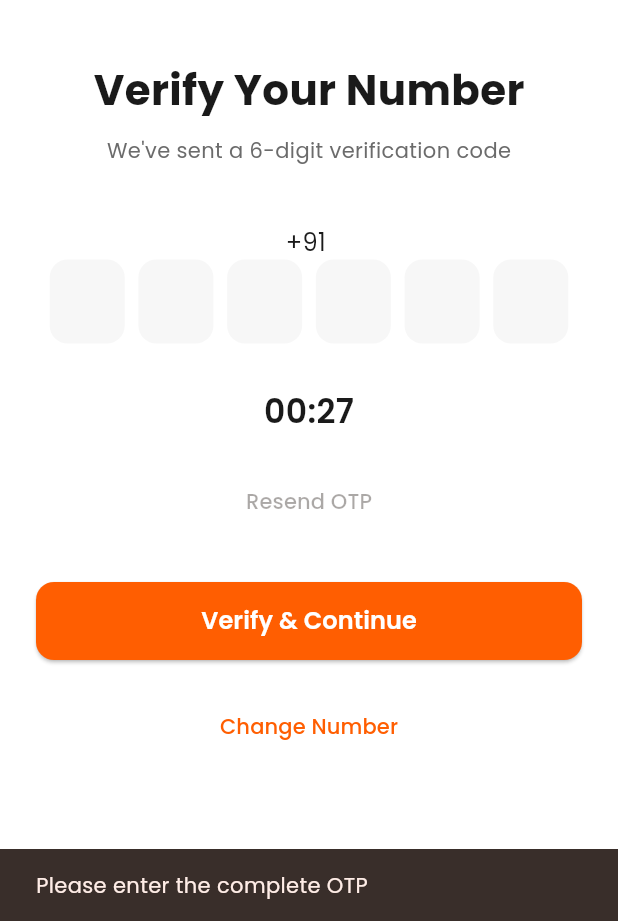
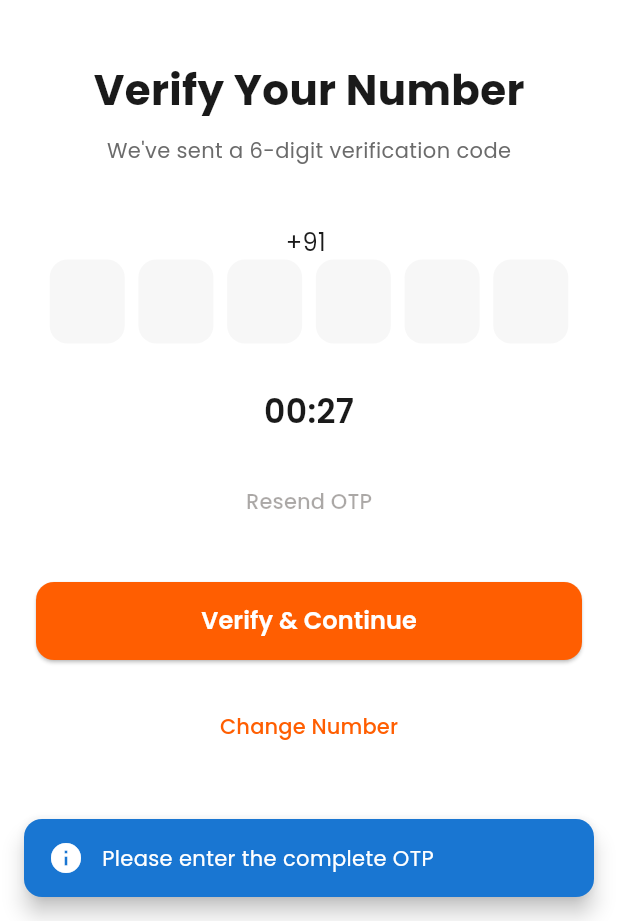
Before and after one commit to Abhinivesh-TBB/FoodyShopy-Customer, a Flutter app: the OtpScreen screen opened by its route, after a tap on "Verify & Continue", on a phone screen of 412 x 824 dp, the part 315-1236 px from its top. Run offline on Flutter 3.47's test engine with Material 3 defaults, Android fonts, the phone set to English and light mode, and no system bars; our stand-ins replace dio, flutter_riverpod, flutter_secure_storage, go_router, google_fonts, logger; accounts and stored records are empty.

Commit message:
updated folder

```diff
--- a/lib/app/theme/theme.dart
+++ b/lib/app/theme/theme.dart
@@ -4,13 +4,26 @@ import 'package:google_fonts/google_fonts.dart';
 class AppColors {
   AppColors._();
 
-  static const Color primary = Color.fromARGB(255, 255, 94, 1); // brand orange
+  // Brand Colors
+  static const Color primary = Color.fromARGB(255, 255, 94, 1);
   static const Color primaryLight = Color(0xFFFFB27A);
+
+  // Background Colors
   static const Color background = Colors.white;
   static const Color surface = Color(0xFFF7F7F7);
-  static const Color error = Color(0xFFD32F2F);
+
+  // Text Colors
   static const Color textPrimary = Color(0xFF1A1A1A);
   static const Color textSecondary = Color(0xFF6B6B6B);
+
+  // Status Colors
+  static const Color success = Color(0xFF2E7D32);
+  static const Color error = Color(0xFFD32F2F);
+  static const Color warning = Color(0xFFF9A825);
+  static const Color info = Color(0xFF1976D2);
+
+  // Border & Divider
+  static const Color divider = Color(0xFFE0E0E0);
 }
 
 class AppTheme {
--- /dev/null
+++ b/lib/core/utils/app_snackbar.dart
@@ -0,0 +1,45 @@
+import 'package:flutter/material.dart';
+import '../../app/theme/theme.dart';
+
+class AppSnackbar {
+  AppSnackbar._();
+
+  static void showSuccess(BuildContext context, String message) {
+    _show(context, message, AppColors.success, Icons.check_circle);
+  }
+
+  static void showError(BuildContext context, String message) {
+    _show(context, message, AppColors.error, Icons.error);
+  }
+
+  static void showInfo(BuildContext context, String message) {
+    _show(context, message, AppColors.info, Icons.info);
+  }
+
+  static void _show(
+    BuildContext context,
+    String message,
+    Color backgroundColor,
+    IconData icon,
+  ) {
+    ScaffoldMessenger.of(context).hideCurrentSnackBar();
+
+    ScaffoldMessenger.of(context).showSnackBar(
+      SnackBar(
+        behavior: SnackBarBehavior.floating,
+        backgroundColor: backgroundColor,
+        margin: const EdgeInsets.all(16),
+        shape: RoundedRectangleBorder(borderRadius: BorderRadius.circular(12)),
+        content: Row(
+          children: [
+            Icon(icon, color: Colors.white),
+            const SizedBox(width: 12),
+            Expanded(
+              child: Text(message, style: const TextStyle(color: Colors.white)),
+            ),
+          ],
+        ),
+      ),
+    );
+  }
+}
--- a/lib/features/auth/login_screen.dart
+++ b/lib/features/auth/login_screen.dart
@@ -7,7 +7,7 @@ import '../../features/auth/providers/auth_provider.dart';
 import '../../shared/widgets/app_logo.dart';
 import '../../shared/widgets/custom_text_field.dart';
 import '../../shared/widgets/primary_button.dart';
-
+import '../../core/utils/app_snackbar.dart';
 import 'package:flutter_riverpod/flutter_riverpod.dart';
 
 class LoginScreen extends ConsumerStatefulWidget {
@@ -41,9 +41,7 @@ class _LoginScreenState extends ConsumerState<LoginScreen> {
     if (success) {
       context.go(AppRoutes.otp);
     } else {
-      ScaffoldMessenger.of(
-        context,
-      ).showSnackBar(const SnackBar(content: Text("Failed to send OTP")));
+      AppSnackbar.showError(context, "Failed to send OTP");
     }
   }
 
--- a/lib/features/auth/otp_screen.dart
+++ b/lib/features/auth/otp_screen.dart
@@ -4,7 +4,7 @@ import 'package:flutter/material.dart';
 import 'package:go_router/go_router.dart';
 import '../../app/theme/app_text_styles.dart';
 import '../../app/router.dart';
-
+import '../../core/utils/app_snackbar.dart';
 import '../../shared/widgets/app_logo.dart';
 import '../../shared/widgets/primary_button.dart';
 import '../../features/auth/providers/auth_provider.dart';
@@ -55,9 +55,7 @@ class _OtpScreenState extends ConsumerState<OtpScreen> {
     final otp = _controllers.map((e) => e.text).join();
 
     if (otp.length != 6) {
-      ScaffoldMessenger.of(context).showSnackBar(
-        const SnackBar(content: Text("Please enter the complete OTP")),
-      );
+      AppSnackbar.showInfo(context, "Please enter the complete OTP");
       return;
     }
 
@@ -68,9 +66,7 @@ class _OtpScreenState extends ConsumerState<OtpScreen> {
     if (success) {
       context.go(AppRoutes.home);
     } else {
-      ScaffoldMessenger.of(
-        context,
-      ).showSnackBar(const SnackBar(content: Text("Invalid OTP")));
+      AppSnackbar.showError(context, "Invalid OTP");
     }
   }
 
```
Also changed, not shown: lib/core/utils/loading_helper.dart (added, +19 -0 lines), lib/core/widgets/app_dialog.dart (added, +44 -0 lines), lib/core/widgets/loading_overlay.dart (added, +41 -0 lines).
